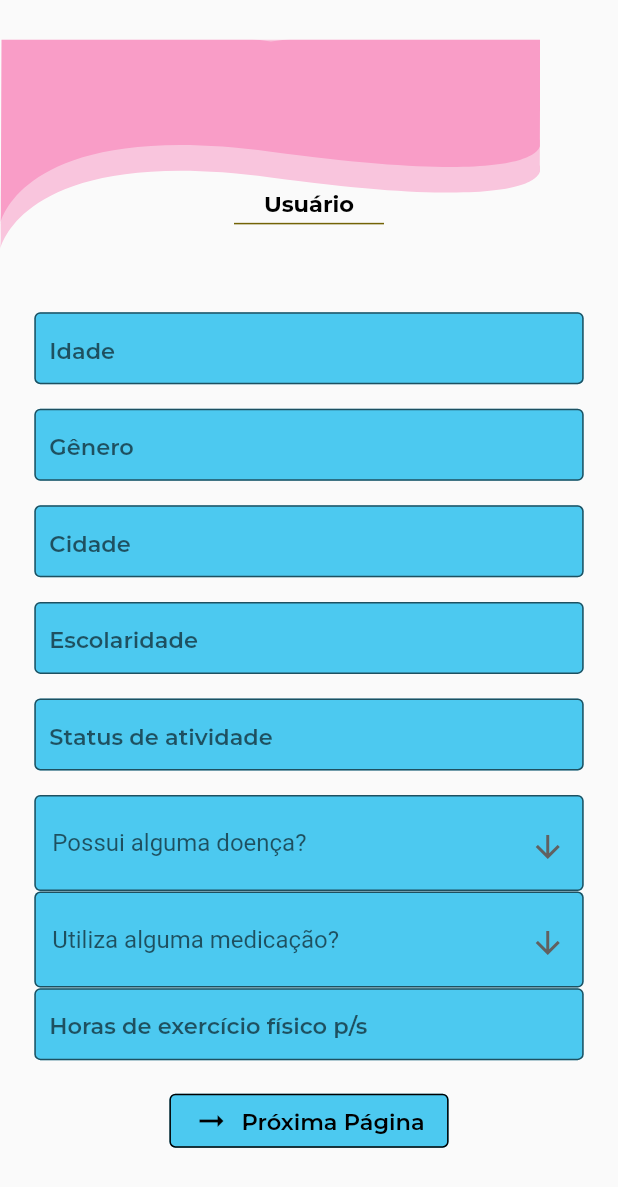
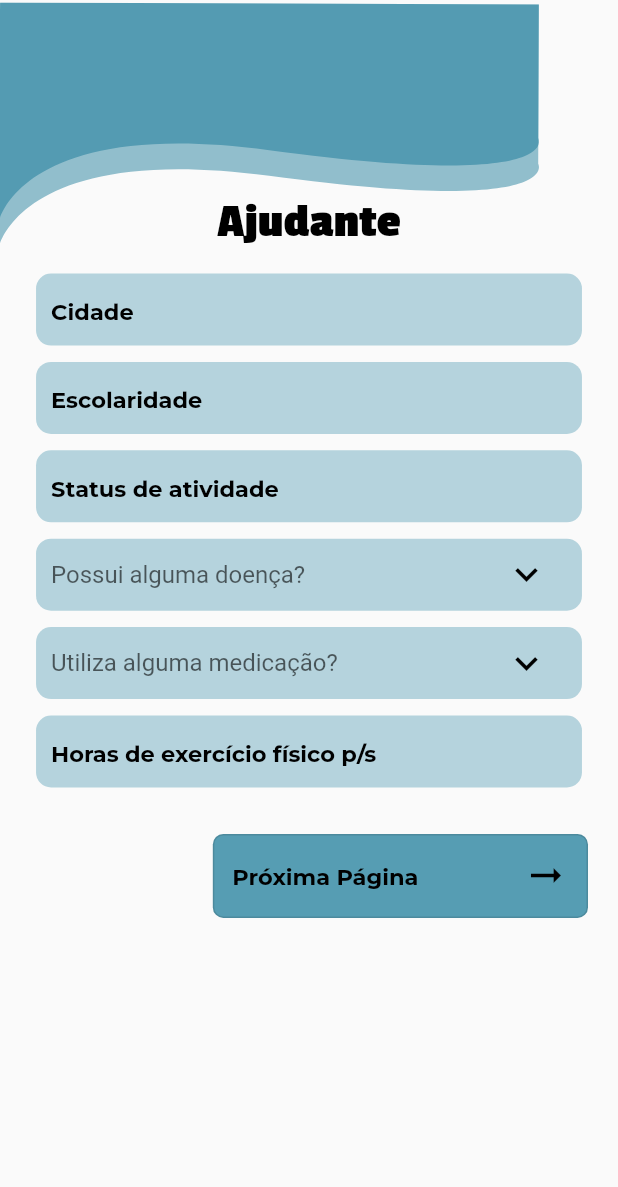
Before and after one commit to VRI-UFPR/Dezmente, a Flutter app: the screen it shows once a user with an empty profile is signed in, after a tap on "Próxima Página", on a phone screen of 412 x 824 dp. Shown: the top 1187 px of the screen. Run offline on Flutter 3.47's test engine with Material 2 defaults, Android fonts, the phone set to English and light mode, and no system bars; our stand-ins replace cloud_firestore, firebase_auth, firebase_core, flutter_chat_bubble, flutter_svg, google_sign_in; missing offline and left inert: confirm_dialog; accounts and stored records are empty; project files that could hold a hidden picture were left out.

Commit message:
pagina de cadastro com monitor

```diff
--- a/lib/main.dart
+++ b/lib/main.dart
@@ -1,5 +1,6 @@
 import 'package:dezmente/pages/home.dart';
-import 'package:dezmente/pages/signup/user.dart';
+import 'package:dezmente/pages/signup/no_monitor.dart';
+import 'package:dezmente/pages/signup/with_monitor.dart';
 import 'package:dezmente/services/auth.dart';
 import 'package:dezmente/pages/login.dart';
 import 'package:firebase_auth/firebase_auth.dart';
@@ -33,7 +34,7 @@ class MyApp extends StatelessWidget {
                 if (snapshot.connectionState == ConnectionState.waiting) {
                   return const Center(child: CircularProgressIndicator());
                 } else if (snapshot.hasData) {
-                  return const UserSignUp();
+                  return const WithMonitorSignUp();
                 } else if (snapshot.hasError) {
                   return Text(snapshot.error.toString());
                 } else {
--- /dev/null
+++ b/lib/pages/signup/no_monitor.dart
@@ -0,0 +1,159 @@
+import 'package:dezmente/utils/fields.dart';
+import 'package:flutter/material.dart';
+import 'package:flutter/services.dart';
+import 'package:flutter_svg/flutter_svg.dart';
+
+class NoMonitorSignUp extends StatefulWidget {
+  const NoMonitorSignUp({Key? key}) : super(key: key);
+
+  @override
+  State<NoMonitorSignUp> createState() => _NoMonitorSignUpState();
+}
+
+class _NoMonitorSignUpState extends State<NoMonitorSignUp> {
+  final _formKey = GlobalKey<FormState>();
+
+  @override
+  Widget build(BuildContext context) {
+    final double scrHfactor = MediaQuery.of(context).size.height / 640;
+    final double scrWfactor = MediaQuery.of(context).size.width / 360;
+
+    SystemChrome.setEnabledSystemUIMode(SystemUiMode.manual,
+        overlays: [SystemUiOverlay.bottom]);
+
+    return Scaffold(
+      resizeToAvoidBottomInset: true,
+      appBar: AppBar(
+        backgroundColor: Colors.transparent,
+        shadowColor: Colors.transparent,
+        toolbarHeight: 130 * scrHfactor,
+        title: Stack(
+          children: [
+            SvgPicture.asset(
+              "assets/images/topbar.svg",
+              fit: BoxFit.fitHeight,
+            ),
+            Center(
+              child: Container(
+                margin: EdgeInsets.only(top: 100 * scrHfactor),
+                child: const Text(
+                  "Usuário",
+                  textAlign: TextAlign.center,
+                  style: TextStyle(
+                    fontFamily: "PassionOne",
+                    fontWeight: FontWeight.w700,
+                    fontSize: 32,
+                    color: Colors.black,
+                    fontStyle: FontStyle.normal,
+                  ),
+                ),
+              ),
+            ),
+          ],
+        ),
+        titleSpacing: 0,
+      ),
+      body: SingleChildScrollView(
+        child: Form(
+          key: _formKey,
+          child: _buildUsuario(),
+        ),
+      ),
+    );
+  }
+
+  Widget _buildUsuario() {
+    return Container(
+      margin: const EdgeInsets.only(top: 15),
+      child: Center(
+        child: Column(
+          mainAxisAlignment: MainAxisAlignment.start,
+          crossAxisAlignment: CrossAxisAlignment.center,
+          children: [
+            const CustomTextInputField(
+              text: "Idade",
+              kbType: TextInputType.number,
+              maxLength: 3,
+            ),
+            const CustomTextInputField(
+              text: "Gênero",
+              kbType: TextInputType.name,
+              maxLength: 20,
+            ),
+            const CustomTextInputField(
+              text: "Cidade",
+              kbType: TextInputType.name,
+              maxLength: 20,
+            ),
+            const CustomTextInputField(
+              text: "Escolaridade",
+              kbType: TextInputType.name,
+              maxLength: 20,
+            ),
+            const CustomTextInputField(
+              text: "Status de atividade",
+              kbType: TextInputType.name,
+              maxLength: 20,
+            ),
+            const CustomDropdownField(
+              itemList: ["Sim", "Não"],
+              text: "Possui alguma doença?",
+            ),
+            const CustomDropdownField(
+              itemList: ["Sim", "Não"],
+              text: "Utiliza alguma medicação?",
+            ),
+            const CustomTextInputField(
+              text: "Horas de exercício físico p/s",
+              kbType: TextInputType.number,
+              maxLength: 3,
+            ),
+            Container(
+              margin: const EdgeInsets.fromLTRB(0, 20, 20, 0),
+              child: Align(
+                alignment: Alignment.topRight,
+                child: OutlinedButton(
+                  child: Row(
+                    mainAxisSize: MainAxisSize.min,
+                    children: const [
+                      Text(
+                        "Próxima Página",
+                        style: TextStyle(
+                          color: Colors.black,
+                          fontFamily: "montserrat",
+                          fontSize: 15,
+                          fontWeight: FontWeight.bold,
+                        ),
+                      ),
+                      SizedBox(
+                        width: 70,
+                      ),
+                      Icon(
+                        Icons.arrow_right_alt_outlined,
+                        color: Colors.black,
+                        size: 30,
+                      ),
+                    ],
+                  ),
+                  style: ButtonStyle(
+                    shape: MaterialStateProperty.all<RoundedRectangleBorder>(
+                      const RoundedRectangleBorder(
+                          borderRadius: BorderRadius.all(Radius.circular(7))),
+                    ),
+                    alignment: Alignment.center,
+                    padding: MaterialStateProperty.all<EdgeInsetsGeometry>(
+                      const EdgeInsets.all(13),
+                    ),
+                    backgroundColor: MaterialStateProperty.all<Color>(
+                        const Color(0xff569DB3)),
+                  ),
+                  onPressed: () {},
+                ),
+              ),
+            ),
+          ],
+        ),
+      ),
+    );
+  }
+}
--- a/lib/pages/signup/user.dart
+++ /dev/null
@@ -1,165 +0,0 @@
-import 'package:dezmente/utils/fields.dart';
-import 'package:flutter/material.dart';
-import 'package:flutter/services.dart';
-import 'package:flutter_svg/flutter_svg.dart';
-
-class UserSignUp extends StatefulWidget {
-  const UserSignUp({Key? key}) : super(key: key);
-
-  @override
-  State<UserSignUp> createState() => _UserSignUpState();
-}
-
-class _UserSignUpState extends State<UserSignUp> {
-  @override
-  Widget build(BuildContext context) {
-    final double scrHfactor = MediaQuery.of(context).size.height / 640;
-    final double scrWfactor = MediaQuery.of(context).size.width / 360;
-
-    SystemChrome.setEnabledSystemUIMode(SystemUiMode.manual,
-        overlays: [SystemUiOverlay.bottom]);
-
-    return Scaffold(
-      resizeToAvoidBottomInset: true,
-      appBar: AppBar(
-        backgroundColor: Colors.transparent,
-        shadowColor: Colors.transparent,
-        toolbarHeight: 150 * scrHfactor,
-        title: Stack(
-          children: [
-            SvgPicture.asset(
-              "assets/images/topbar.svg",
-              fit: BoxFit.fitWidth,
-            ),
-            _title("Usuário"),
-          ],
-        ),
-        titleSpacing: 0,
-      ),
-      body: SingleChildScrollView(child: _buildUsuario()),
-    );
-  }
-
-  Widget _buildUsuario() {
-    final TextEditingController _ageController = TextEditingController();
-    final TextEditingController _cityController = TextEditingController();
-    final TextEditingController _genderController = TextEditingController();
-    final TextEditingController _schoolController = TextEditingController();
-    final TextEditingController _statusController = TextEditingController();
-    final TextEditingController _exercController = TextEditingController();
-    // final String? _healthIssue;
-    // final String? _medicine;
-
-    return Container(
-      margin: const EdgeInsets.only(top: 15),
-      child: Center(
-        child: Column(
-          mainAxisAlignment: MainAxisAlignment.start,
-          crossAxisAlignment: CrossAxisAlignment.center,
-          children: [
-            CustomTextInputField(
-              text: "Idade",
-              kbType: TextInputType.number,
-              maxLength: 3,
-              controller: _ageController,
-            ),
-            CustomTextInputField(
-              text: "Gênero",
-              kbType: TextInputType.name,
-              maxLength: 20,
-              controller: _genderController,
-            ),
-            CustomTextInputField(
-              text: "Cidade",
-              kbType: TextInputType.name,
-              maxLength: 20,
-              controller: _cityController,
-            ),
-            CustomTextInputField(
-              text: "Escolaridade",
-              kbType: TextInputType.name,
-              maxLength: 20,
-              controller: _schoolController,
-            ),
-            CustomTextInputField(
-              text: "Status de atividade",
-              kbType: TextInputType.name,
-              maxLength: 20,
-              controller: _statusController,
-            ),
-            const CustomDropdownField(
-              itemList: ["Sim", "Não"],
-              text: "Possui alguma doença?",
-            ),
-            const CustomDropdownField(
-              itemList: ["Sim", "Não"],
-              text: "Utiliza alguma medicação?",
-            ),
-            CustomTextInputField(
-              text: "Horas de exercício físico p/s",
-              kbType: TextInputType.number,
-              maxLength: 3,
-              controller: _exercController,
-            ),
-            OutlinedButton.icon(
-              icon: const Icon(
-                Icons.arrow_right_alt,
-                color: Colors.black,
-              ),
-              label: const Text(
-                "Próxima Página",
-                style: TextStyle(
-                  color: Colors.black,
-                  fontFamily: "montserrat",
-                  fontSize: 15,
-                  fontWeight: FontWeight.w600,
-                ),
-              ),
-              style: ButtonStyle(
-                side: MaterialStateProperty.all(
-                  const BorderSide(
-                    width: 1.0,
-                    style: BorderStyle.solid,
-                  ),
-                ),
-                backgroundColor:
-                    MaterialStateProperty.all<Color>(const Color(0xff4cc9f0)),
-              ),
-              onPressed: () {},
-            ),
-          ],
-        ),
-      ),
-    );
-  }
-
-  Widget _title(String text) {
-    return Center(
-      child: Container(
-        margin: const EdgeInsets.only(top: 100),
-        padding: const EdgeInsets.only(
-          bottom: 4,
-        ),
-        width: 100,
-        decoration: const BoxDecoration(
-          border: Border(
-            bottom: BorderSide(
-              color: Color(0xff736306),
-              width: 1.0,
-            ),
-          ),
-        ),
-        child: Text(
-          text,
-          textAlign: TextAlign.center,
-          style: const TextStyle(
-            fontFamily: "montserrat",
-            fontWeight: FontWeight.bold,
-            fontSize: 15,
-            color: Colors.black,
-          ),
-        ),
-      ),
-    );
-  }
-}
--- /dev/null
+++ b/lib/pages/signup/with_monitor.dart
@@ -0,0 +1,237 @@
+import 'package:dezmente/utils/fields.dart';
+import 'package:flutter/material.dart';
+import 'package:flutter/services.dart';
+import 'package:flutter_svg/flutter_svg.dart';
+
+class WithMonitorSignUp extends StatefulWidget {
+  const WithMonitorSignUp({Key? key}) : super(key: key);
+
+  @override
+  State<WithMonitorSignUp> createState() => _WithMonitorSignUpState();
+}
+
+class _WithMonitorSignUpState extends State<WithMonitorSignUp> {
+  final _formKey = GlobalKey<FormState>();
+  int pageNumber = 0;
+
+  @override
+  Widget build(BuildContext context) {
+    final double scrHfactor = MediaQuery.of(context).size.height / 640;
+    final double scrWfactor = MediaQuery.of(context).size.width / 360;
+
+    SystemChrome.setEnabledSystemUIMode(SystemUiMode.manual,
+        overlays: [SystemUiOverlay.bottom]);
+
+    return Scaffold(
+      resizeToAvoidBottomInset: true,
+      appBar: AppBar(
+        backgroundColor: Colors.transparent,
+        shadowColor: Colors.transparent,
+        toolbarHeight: 130 * scrHfactor,
+        title: Stack(
+          children: [
+            SvgPicture.asset(
+              "assets/images/topbar.svg",
+              fit: BoxFit.fitHeight,
+            ),
+            Center(
+              child: Container(
+                margin: EdgeInsets.only(top: 100 * scrHfactor),
+                child: _buildTitle("Ajudante"),
+              ),
+            ),
+          ],
+        ),
+        titleSpacing: 0,
+      ),
+      body: SingleChildScrollView(
+        child: Form(
+          key: _formKey,
+          child: _buildPages(),
+        ),
+      ),
+    );
+  }
+
+  Widget _buildPages() {
+    switch (pageNumber) {
+      case 0:
+        return _firstPage();
+      case 1:
+        return _secondPage();
+      default:
+        return _firstPage();
+    }
+  }
+
+  Widget _firstPage() {
+    final double scrHfactor = MediaQuery.of(context).size.height / 640;
+    final double scrWfactor = MediaQuery.of(context).size.width / 360;
+
+    return Container(
+      margin: const EdgeInsets.only(top: 15),
+      child: Center(
+        child: Column(
+          mainAxisAlignment: MainAxisAlignment.start,
+          crossAxisAlignment: CrossAxisAlignment.center,
+          children: [
+            const CustomTextInputField(
+              text: "Idade do Ajudante",
+              kbType: TextInputType.number,
+              maxLength: 3,
+            ),
+            Center(
+              child: Container(
+                margin: const EdgeInsets.fromLTRB(0, 10, 0, 10),
+                padding: const EdgeInsets.all(20),
+                height: 109 * scrHfactor,
+                width: 260 * scrWfactor,
+                decoration: const BoxDecoration(
+                  color: Color(0xADFDC6E3),
+                  borderRadius: BorderRadius.all(Radius.circular(20)),
+                ),
+                child: const Text(
+                  "Seu auxílio será apenas no uso do celular. NÃO ajude nas respostas dos exercícios. NÃO explique os testes.",
+                  textAlign: TextAlign.center,
+                  style: TextStyle(
+                    color: Colors.black,
+                    fontFamily: "montserrat",
+                    fontWeight: FontWeight.bold,
+                    fontSize: 15,
+                  ),
+                ),
+              ),
+            ),
+            Container(
+              margin: const EdgeInsets.fromLTRB(0, 10, 0, 10),
+              child: Center(
+                child: _buildTitle("Usuário"),
+              ),
+            ),
+            const CustomTextInputField(
+              text: "Idade",
+              kbType: TextInputType.number,
+              maxLength: 3,
+            ),
+            const CustomTextInputField(
+              text: "Gênero",
+              kbType: TextInputType.name,
+              maxLength: 20,
+            ),
+            _nextPageButton(() {
+              setState(() {
+                pageNumber++;
+              });
+            })
+          ],
+        ),
+      ),
+    );
+  }
+
+  Widget _secondPage() {
+    final double scrHfactor = MediaQuery.of(context).size.height / 640;
+    final double scrWfactor = MediaQuery.of(context).size.width / 360;
+
+    return Container(
+      margin: const EdgeInsets.only(top: 15),
+      child: Center(
+        child: Column(
+          mainAxisAlignment: MainAxisAlignment.start,
+          crossAxisAlignment: CrossAxisAlignment.center,
+          children: [
+            const CustomTextInputField(
+              text: "Cidade",
+              kbType: TextInputType.name,
+              maxLength: 20,
+            ),
+            const CustomTextInputField(
+              text: "Escolaridade",
+              kbType: TextInputType.name,
+              maxLength: 20,
+            ),
+            const CustomTextInputField(
+              text: "Status de atividade",
+              kbType: TextInputType.name,
+              maxLength: 20,
+            ),
+            const CustomDropdownField(
+              itemList: ["Sim", "Não"],
+              text: "Possui alguma doença?",
+            ),
+            const CustomDropdownField(
+              itemList: ["Sim", "Não"],
+              text: "Utiliza alguma medicação?",
+            ),
+            const CustomTextInputField(
+              text: "Horas de exercício físico p/s",
+              kbType: TextInputType.number,
+              maxLength: 3,
+            ),
+            _nextPageButton(() {})
+          ],
+        ),
+      ),
+    );
+  }
+
+  Widget _buildTitle(title) {
+    return Text(
+      title,
+      textAlign: TextAlign.center,
+      style: const TextStyle(
+        fontFamily: "PassionOne",
+        fontWeight: FontWeight.w700,
+        fontSize: 32,
+        color: Colors.black,
+        fontStyle: FontStyle.normal,
+      ),
+    );
+  }
+
+  Widget _nextPageButton(callback) {
+    return Container(
+      margin: const EdgeInsets.fromLTRB(0, 20, 20, 0),
+      child: Align(
+        alignment: Alignment.topRight,
+        child: OutlinedButton(
+          child: Row(
+            mainAxisSize: MainAxisSize.min,
+            children: const [
+              Text(
+                "Próxima Página",
+                style: TextStyle(
+                  color: Colors.black,
+                  fontFamily: "montserrat",
+                  fontSize: 15,
+                  fontWeight: FontWeight.bold,
+                ),
+              ),
+              SizedBox(
+                width: 70,
+              ),
+              Icon(
+                Icons.arrow_right_alt_outlined,
+                color: Colors.black,
+                size: 30,
+              ),
+            ],
+          ),
+          style: ButtonStyle(
+            shape: MaterialStateProperty.all<RoundedRectangleBorder>(
+              const RoundedRectangleBorder(
+                  borderRadius: BorderRadius.all(Radius.circular(7))),
+            ),
+            alignment: Alignment.center,
+            padding: MaterialStateProperty.all<EdgeInsetsGeometry>(
+              const EdgeInsets.all(13),
+            ),
+            backgroundColor:
+                MaterialStateProperty.all<Color>(const Color(0xff569DB3)),
+          ),
+          onPressed: callback,
+        ),
+      ),
+    );
+  }
+}
--- a/lib/utils/fields.dart
+++ b/lib/utils/fields.dart
@@ -4,14 +4,12 @@ class CustomTextInputField extends StatefulWidget {
   final String text;
   final TextInputType kbType;
   final int maxLength;
-  final TextEditingController controller;
 
   const CustomTextInputField({
     Key? key,
     this.text = "",
     this.kbType = TextInputType.text,
     this.maxLength = 10,
-    required this.controller,
   }) : super(key: key);
 
   @override
@@ -23,12 +21,14 @@ class _CustomTextInputFieldState extends State<CustomTextInputField> {
   Widget build(BuildContext context) {
     final double scrHfactor = MediaQuery.of(context).size.height / 640;
     final double scrWfactor = MediaQuery.of(context).size.width / 360;
+    TextEditingController controller = TextEditingController();
 
-    return SizedBox(
-      width: 320 * scrWfactor,
-      height: 50 * scrHfactor,
-      child: TextField(
-        controller: widget.controller,
+    return Container(
+      margin: const EdgeInsets.only(bottom: 10),
+      width: 318 * scrWfactor,
+      height: 38 * scrHfactor,
+      child: TextFormField(
+        controller: controller,
         cursorColor: Colors.transparent,
         style: const TextStyle(
           fontFamily: "montserrat",
@@ -37,16 +37,20 @@ class _CustomTextInputFieldState extends State<CustomTextInputField> {
         ),
         decoration: InputDecoration(
           contentPadding: const EdgeInsets.fromLTRB(10, 2, 0, 0),
-          border: const OutlineInputBorder(),
+          border: const OutlineInputBorder(
+            borderRadius: BorderRadius.all(Radius.circular(10)),
+            borderSide: BorderSide.none,
+          ),
           counterStyle: const TextStyle(color: Colors.transparent),
           counter: const IgnorePointer(),
-          fillColor: const Color(0xff4cc9f0),
+          fillColor: const Color(0xAD94C1CF),
           filled: true,
           hintText: widget.text,
           hintStyle: const TextStyle(
             fontFamily: "montserrat",
             fontSize: 15,
-            fontWeight: FontWeight.w600,
+            fontWeight: FontWeight.bold,
+            color: Colors.black,
           ),
         ),
         keyboardType: widget.kbType,
@@ -81,28 +85,37 @@ class _CustomDropdownFieldState extends State<CustomDropdownField> {
     final double scrWfactor = MediaQuery.of(context).size.width / 360;
     String? value;
 
-    return SizedBox(
-      width: 320 * scrWfactor,
-      height: 50 * scrHfactor,
+    return Container(
+      margin: const EdgeInsets.only(bottom: 10),
+      width: 318 * scrWfactor,
+      height: 38 * scrHfactor,
       child: DropdownButtonFormField<String>(
         dropdownColor: const Color(0xff4cc9f0),
         value: value,
         icon: Container(
-          margin: const EdgeInsets.only(top: 5),
-          child: const Icon(Icons.arrow_downward),
+          margin: const EdgeInsets.only(right: 10),
+          child: const Icon(
+            Icons.keyboard_arrow_down,
+            color: Colors.black,
+            size: 30,
+          ),
         ),
         decoration: InputDecoration(
-          isCollapsed: false,
-          border: const OutlineInputBorder(),
+          contentPadding: const EdgeInsets.only(left: 10),
+          border: const OutlineInputBorder(
+            borderRadius: BorderRadius.all(Radius.circular(10)),
+            borderSide: BorderSide.none,
+          ),
           counterStyle: const TextStyle(color: Colors.transparent),
           counter: const IgnorePointer(),
-          fillColor: const Color(0xff4cc9f0),
+          fillColor: const Color(0xAD94C1CF),
           filled: true,
           hintText: widget.text,
           hintStyle: const TextStyle(
             fontFamily: "montserrat",
             fontSize: 15,
-            fontWeight: FontWeight.w600,
+            fontWeight: FontWeight.bold,
+            color: Colors.black,
           ),
         ),
         items: widget.itemList.map(buildMenuItem).toList(),
--- a/pubspec.yaml
+++ b/pubspec.yaml
@@ -44,3 +44,8 @@ flutter:
         - asset: assets/fonts/montserrat/Montserrat-Regular.ttf
         - asset: assets/fonts/montserrat/Montserrat-Bold.ttf
         - asset: assets/fonts/montserrat/Montserrat-SemiBold.ttf
+    - family: PassionOne
+      fonts:
+        - asset: assets/fonts/passion_one/PassionOne-Regular.ttf
+        - asset: assets/fonts/passion_one/PassionOne-Bold.ttf
+        - asset: assets/fonts/passion_one/PassionOne-Black.ttf
```
Also changed, not shown: assets/fonts/passion_one/PassionOne-Black.ttf (added), assets/fonts/passion_one/PassionOne-Bold.ttf (added), assets/fonts/passion_one/PassionOne-Regular.ttf (added), assets/images/topbar.svg.
